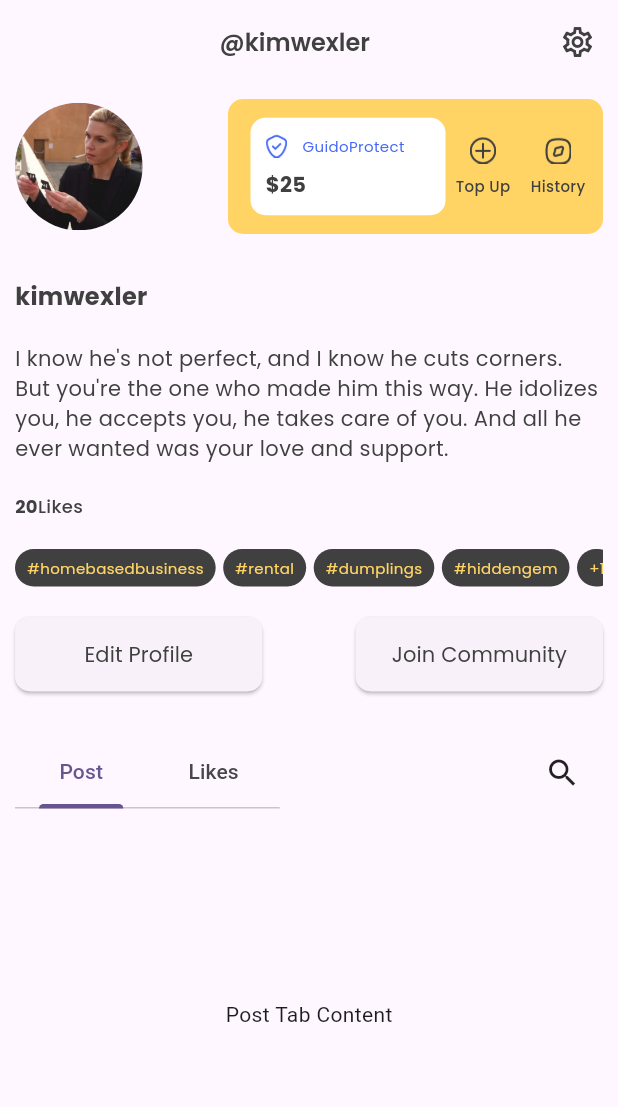
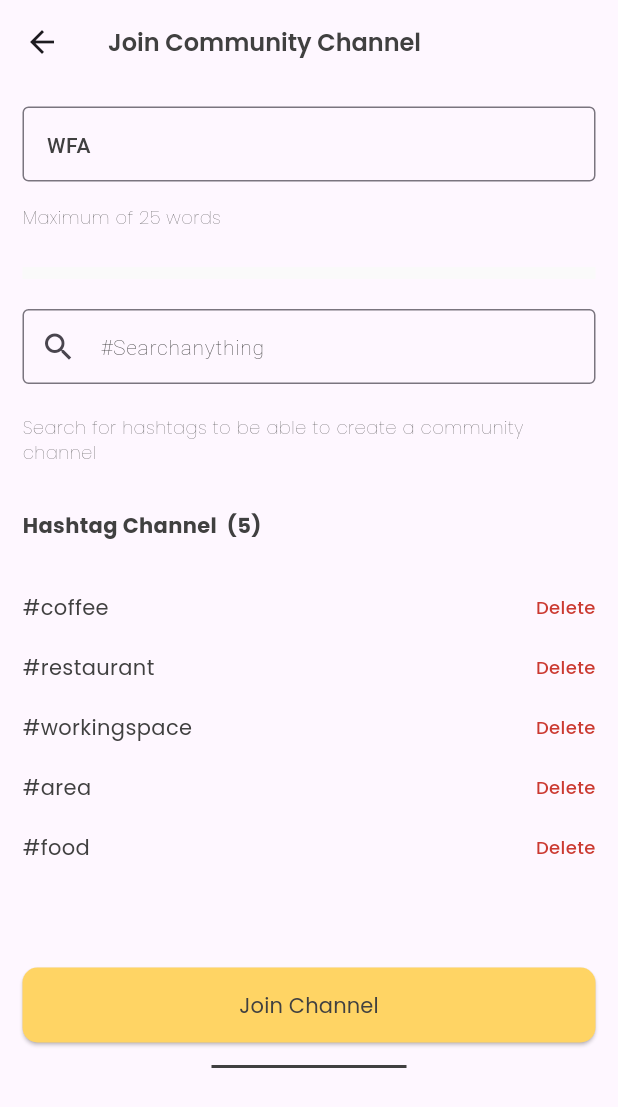
Before and after one commit to NehaInCode/First-Project, a Flutter app: the ProfilePage screen opened directly, after a tap on "Join Community", on a phone screen of 412 x 824 dp. Shown: the top 1107 px of the screen. Run offline on Flutter 3.47's test engine with Material 2 defaults, Android fonts, the phone set to English and light mode, and no system bars; our stand-ins replace carousel_slider, dots_indicator, font_awesome_flutter, google_fonts, pin_code_fields, video_player.

Commit message:
First Commit

```diff
--- /dev/null
+++ b/lib/ProfilePages/community.dart
@@ -0,0 +1,303 @@
+import 'package:flutter/cupertino.dart';
+import 'package:flutter/material.dart';
+import 'package:guido/const.dart';
+
+class JoinCommunity extends StatefulWidget {
+  const JoinCommunity({super.key});
+
+  @override
+  State<JoinCommunity> createState() => _JoinCommunityState();
+}
+
+class _JoinCommunityState extends State<JoinCommunity> {
+  @override
+  Widget build(BuildContext context) {
+    return Scaffold(
+      appBar: AppBar(
+        title: customText('Join Community Channel', 16, grey, FontWeight.w600),
+      ),
+      body: Padding(
+        padding: const EdgeInsets.all(15.0),
+        child: SingleChildScrollView(
+          child: Column(
+            crossAxisAlignment: CrossAxisAlignment.start,
+            children: [
+              Container(
+                height: 50,
+                width: double.infinity,
+                child: TextField(
+                  cursorColor: grey,
+                  decoration: InputDecoration(
+                    focusedBorder: OutlineInputBorder(
+                      borderSide: BorderSide(color: grey)
+                    ),
+                    hintText: 'WFA',
+                    hintStyle: TextStyle(
+                      fontSize: 14,
+                      fontWeight: FontWeight.w500,
+                      color: grey
+                    ),
+                    border: OutlineInputBorder(
+                      borderSide: BorderSide(
+                        width: 1,
+                        color: Color(0xffDEDEDE)
+                      )
+                    )
+                  ),
+                ),
+              ),
+              SizedBox(height: 15,),
+              customText('Maximum of 25 words', 12, grey, FontWeight.w100),
+              SizedBox(height: 25,),
+              Divider(height: 8,color: Color(0xffFAFAFA),thickness: 8),
+              SizedBox(height: 20,),
+              Container(
+                height: 50,
+                width: double.infinity,
+                child: TextField(
+                  cursorColor: grey,
+                  decoration: InputDecoration(
+                    prefixIcon: Icon(Icons.search),
+                      focusedBorder: OutlineInputBorder(
+                          borderSide: BorderSide(color: grey)
+                      ),
+                      hintText: '#Searchanything',
+                      hintStyle: TextStyle(
+                          fontSize: 14,
+                          fontWeight: FontWeight.w100,
+                          color: grey
+                      ),
+                      border: OutlineInputBorder(
+                          borderSide: BorderSide(
+                              width: 1,
+                              color: Color(0xffDEDEDE)
+                          )
+                      )
+                  ),
+                ),
+              ),
+              SizedBox(height: 20,),
+              customText('Search for hashtags to be able to create a community channel', 12, grey, FontWeight.w100),
+              SizedBox(height: 30,),
+              customText('Hashtag Channel  (5)', 14, grey, FontWeight.w700),
+              SizedBox(height: 35,),
+              Row(
+                mainAxisAlignment: MainAxisAlignment.spaceBetween,
+                children: [
+                  customText('#coffee', 14, grey, FontWeight.w400),
+                  customText('Delete', 12, Color(0xffCB3A31), FontWeight.w500)
+                ],
+              ),
+              SizedBox(height: 20,),
+                Row(
+                mainAxisAlignment: MainAxisAlignment.spaceBetween,
+                children: [
+                  customText('#restaurant', 14, grey, FontWeight.w400),
+                  customText('Delete', 12, Color(0xffCB3A31), FontWeight.w500)
+                ],
+              ),
+              SizedBox(height: 20,),
+                Row(
+                mainAxisAlignment: MainAxisAlignment.spaceBetween,
+                children: [
+                  customText('#workingspace', 14, grey, FontWeight.w400),
+                  customText('Delete', 12, Color(0xffCB3A31), FontWeight.w500)
+                ],
+              ),
+              SizedBox(height: 20,),
+                Row(
+                mainAxisAlignment: MainAxisAlignment.spaceBetween,
+                children: [
+                  customText('#area', 14, grey, FontWeight.w400),
+                  customText('Delete', 12, Color(0xffCB3A31), FontWeight.w500)
+                ],
+              ),
+              SizedBox(height: 20,),
+                Row(
+                mainAxisAlignment: MainAxisAlignment.spaceBetween,
+                children: [
+                  customText('#food', 14, grey, FontWeight.w400),
+                  customText('Delete', 12, Color(0xffCB3A31), FontWeight.w500)
+                ],
+              ),
+              SizedBox(height: 70,),
+              Container(
+                width: double.infinity,
+                child: ElevatedButton(
+                    style: ElevatedButton.styleFrom(
+                      shape: RoundedRectangleBorder(
+                        borderRadius: BorderRadius.circular(10)
+                      ),
+                      backgroundColor: primaryColor,
+                      fixedSize: Size(double.infinity, 50)
+                    ),
+                    onPressed: () {
+                      Navigator.push(context, MaterialPageRoute(builder: (context) => WFA(),));
+                }, child: customText('Join Channel', 14, grey, FontWeight.normal)),
+              ),
+              SizedBox(height: 15,),
+              Center(
+                child: Container(
+                  height: 2,
+                  width: 130,
+                  color: grey,
+                ),
+              ),
+            ],
+          ),
+        ),
+      ),
+    );
+  }
+}
+
+class WFA extends StatefulWidget {
+  const WFA({super.key});
+
+  @override
+  State<WFA> createState() => _WFAState();
+}
+
+class _WFAState extends State<WFA> {
+  @override
+  Widget build(BuildContext context) {
+    return Scaffold(
+      appBar: AppBar(
+        title: Column(
+          crossAxisAlignment: CrossAxisAlignment.start,
+          children: [
+            customText('WFA', 16, grey, FontWeight.w600),
+            SizedBox(height: 4,),
+            customText('20k member', 12, grey, FontWeight.w200),
+          ],
+        ),
+        actions: [
+         Padding(
+           padding: const EdgeInsets.only(right: 15.0),
+           child: Icon(Icons.more_vert),
+         )
+        ],
+      ),
+      body: Padding(
+        padding: const EdgeInsets.all(15.0),
+        child: Column(
+          children: [
+            SizedBox(height:15),
+            SingleChildScrollView(
+              scrollDirection: Axis.horizontal,
+              child: Row(
+                children: [
+                  Container(
+                    height: 30,
+                    decoration: BoxDecoration(
+                        color: Color(0xdd404040),
+                        borderRadius: BorderRadius.circular(15)
+                    ),
+                    child: Center(child: Padding(
+                      padding: const EdgeInsets.only(left: 8.0,right: 8.0),
+                      child: customText('#coffee', 10, Color(0xffFFD464), FontWeight.normal),
+                    )),
+                  ),
+                  SizedBox(width: 5,),
+                  Container(
+                    height: 30,
+                    decoration: BoxDecoration(
+                        color: Color(0xdd404040),
+                        borderRadius: BorderRadius.circular(15)
+                    ),
+                    child: Center(child: Padding(
+                      padding: const EdgeInsets.only(left: 8.0,right: 8.0),
+                      child: customText('#restaurant', 10, Color(0xffFFD464), FontWeight.normal),
+                    )),
+                  ),
+                  SizedBox(width: 5,),
+                  Container(
+                    height: 30,
+                    decoration: BoxDecoration(
+                        color: Color(0xdd404040),
+                        borderRadius: BorderRadius.circular(15)
+                    ),
+                    child: Center(child: Padding(
+                      padding: const EdgeInsets.only(left: 8.0,right: 8.0),
+                      child: customText('#workingspace', 10, Color(0xffFFD464), FontWeight.normal),
+                    )),
+                  ),
+                  SizedBox(width: 5,),
+                  Container(
+                    height: 30,
+                    decoration: BoxDecoration(
+                        color: Color(0xdd404040),
+                        borderRadius: BorderRadius.circular(15)
+                    ),
+                    child: Center(child: Padding(
+                      padding: const EdgeInsets.only(left: 8.0,right: 8.0),
+                      child: customText('#area', 10, Color(0xffFFD464), FontWeight.normal),
+                    )),
+                  ),
+                  SizedBox(width: 5,),
+                  Container(
+                    height: 30,
+                    decoration: BoxDecoration(
+                        color: Color(0xdd404040),
+                        borderRadius: BorderRadius.circular(15)
+                    ),
+                    child: Center(child: Padding(
+                      padding: const EdgeInsets.only(left: 8.0,right: 8.0),
+                      child: customText('#food', 10, Color(0xffFFD464), FontWeight.normal),
+                    )),
+                  ),
+                ],
+              ),
+            ),
+Spacer(),
+            Row(
+              mainAxisAlignment: MainAxisAlignment.spaceEvenly,
+              children: [
+                Container(
+                  height: 45,
+                  width: 45,
+                  decoration: BoxDecoration(
+                      borderRadius: BorderRadius.circular(5),
+                      border: Border.all(width: 1)),
+                  child: Padding(
+                    padding: const EdgeInsets.all(8.0),
+                    child: Image.asset('assets/images/safetyText.png'),
+                  ),
+                ),
+                Container(
+                  width: 210,
+                  height: 45,
+                  child: TextField(
+                    textAlignVertical: TextAlignVertical.bottom,
+                    decoration: InputDecoration(
+                        hintText: 'Typing a message',
+                        hintStyle: TextStyle(
+                          fontWeight: FontWeight.w100,
+                          color: grey,
+                          fontSize: 15,
+                        ),
+                        border: OutlineInputBorder(
+                          borderRadius: BorderRadius.circular(5),
+                        )),
+                  ),
+                ),
+                Container(
+                  width: 45,
+                  height: 45,
+                  decoration: BoxDecoration(
+                    color: Colors.blue.shade700,
+                    borderRadius: BorderRadius.circular(5),
+                  ),
+                  child: Padding(
+                    padding: const EdgeInsets.all(8.0),
+                    child: Image.asset('assets/images/sendCmnt.png'),
+                  ),
+                )
+              ],
+            ),
+          ],
+        ),
+      ),
+    );
+  }
+}
--- a/lib/ProfilePages/edit.dart
+++ b/lib/ProfilePages/edit.dart
@@ -86,7 +86,8 @@ class _EditProfileState extends State<EditProfile> {
                             shape: BoxShape.circle,
                             color: grey
                           ),
-                          child: Center(
+                          child: Align(
+                            alignment: Alignment.center,
                             child: IconButton(
                             icon: Icon(Icons.camera_enhance_outlined,color: Colors.white,size: 15), onPressed: () {
                               ShowBottomSheet(context);
```
Also changed, not shown: lib/homePageScreens/profile.dart (+86 -9 lines).
